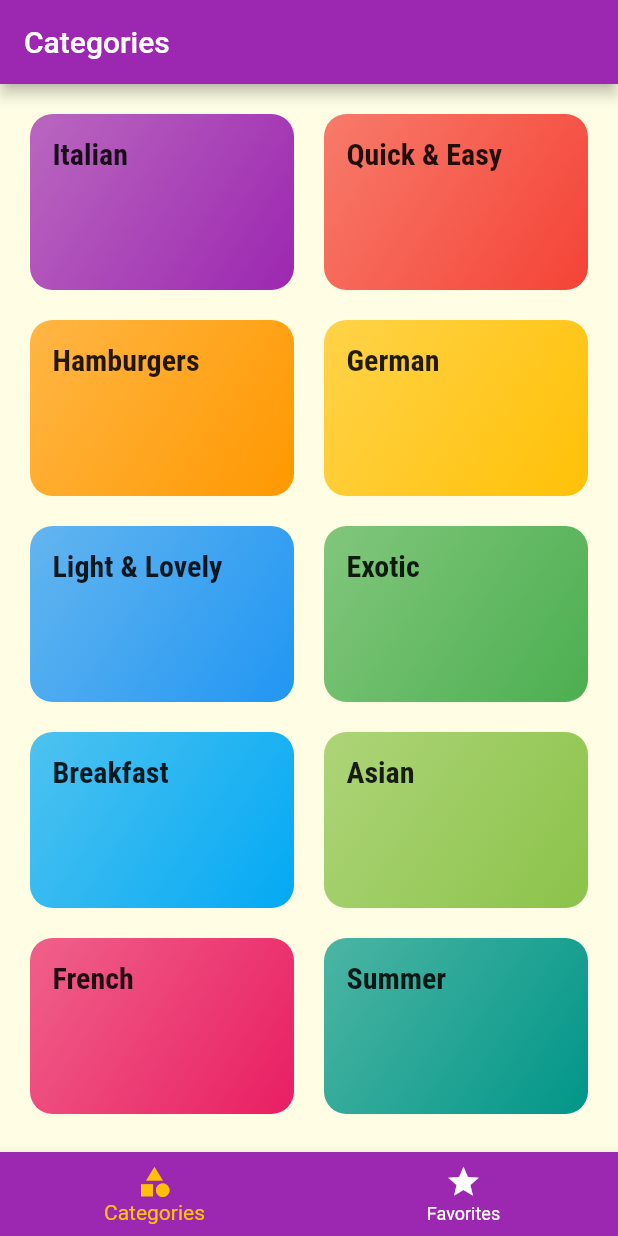
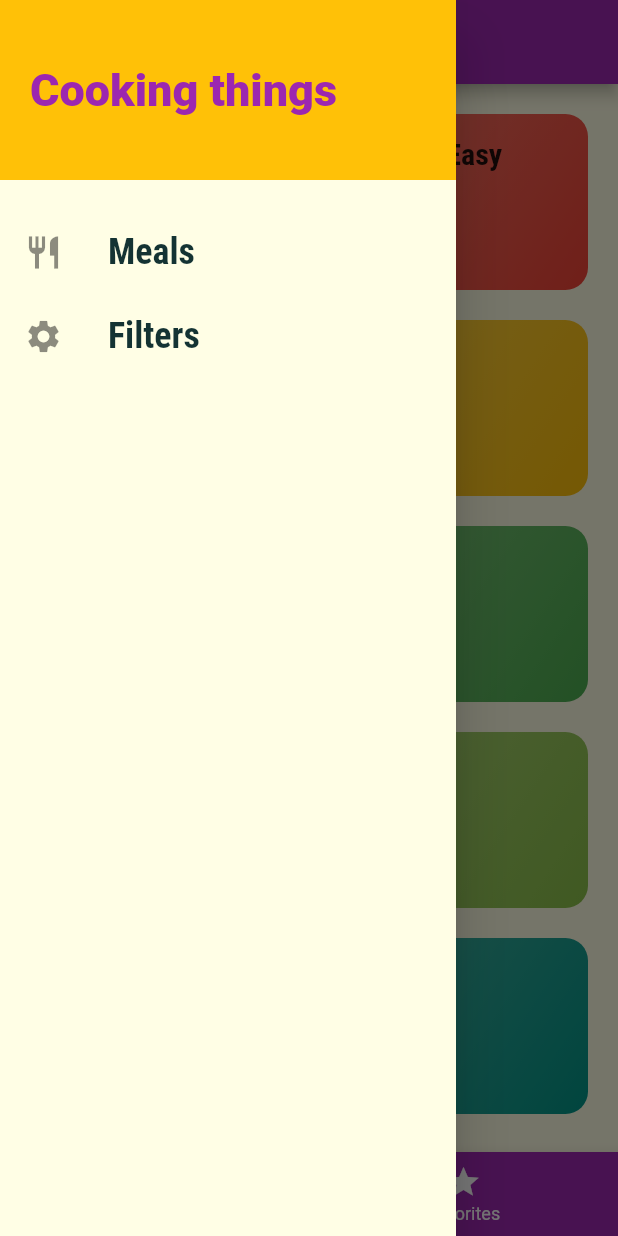
Before and after one commit to azubuikestanley/meal-fd, a Flutter app: the screen it shows after launch, with the side drawer open (before the commit the screen has no drawer), on a phone screen of 412 x 824 dp. Run offline on Flutter 3.47's test engine with Material 2 defaults, Android fonts, the phone set to English and light mode, and no system bars; Roboto replaces fonts that are missing (Railway).

Commit message:
added content for the menu/drawer

```diff
--- a/lib/screens/tabs_screen.dart
+++ b/lib/screens/tabs_screen.dart
@@ -1,5 +1,6 @@
 import 'package:flutter/material.dart';
 
+import '../widgets/main_drawer.dart';
 import './categories_screen.dart';
 import './favorites_screen.dart';
 
@@ -36,6 +37,7 @@ class _TabsScreenState extends State<TabsScreen> {
           _pages[_selectedPageIndex]['title'],
         ),
       ),
+      drawer: MainDrawer(),
       body: _pages[_selectedPageIndex]['page'],
       bottomNavigationBar: BottomNavigationBar(
         onTap: _selectPage,
--- /dev/null
+++ b/lib/widgets/main_drawer.dart
@@ -0,0 +1,51 @@
+import 'package:flutter/material.dart';
+
+class MainDrawer extends StatelessWidget {
+  Widget buildListTile(String title, IconData icon) {
+    return ListTile(
+      leading: Icon(
+        icon,
+        size: 26,
+      ),
+      title: Text(
+        title,
+        style: TextStyle(
+          fontFamily: 'RobotoCondensed',
+          fontSize: 24,
+          fontWeight: FontWeight.bold,
+        ),
+      ),
+      onTap: () {},
+    );
+  }
+
+  @override
+  Widget build(BuildContext context) {
+    return Drawer(
+      child: Column(
+        children: <Widget>[
+          Container(
+            height: 120,
+            width: double.infinity,
+            padding: EdgeInsets.all(20),
+            alignment: Alignment.centerLeft,
+            color: Theme.of(context).accentColor,
+            child: Text(
+              'Cooking things',
+              style: TextStyle(
+                fontWeight: FontWeight.w900,
+                fontSize: 30,
+                color: Theme.of(context).primaryColor,
+              ),
+            ),
+          ),
+          SizedBox(
+            height: 20,
+          ),
+          buildListTile('Meals', Icons.restaurant),
+          buildListTile('Filters', Icons.settings),
+        ],
+      ),
+    );
+  }
+}
```
